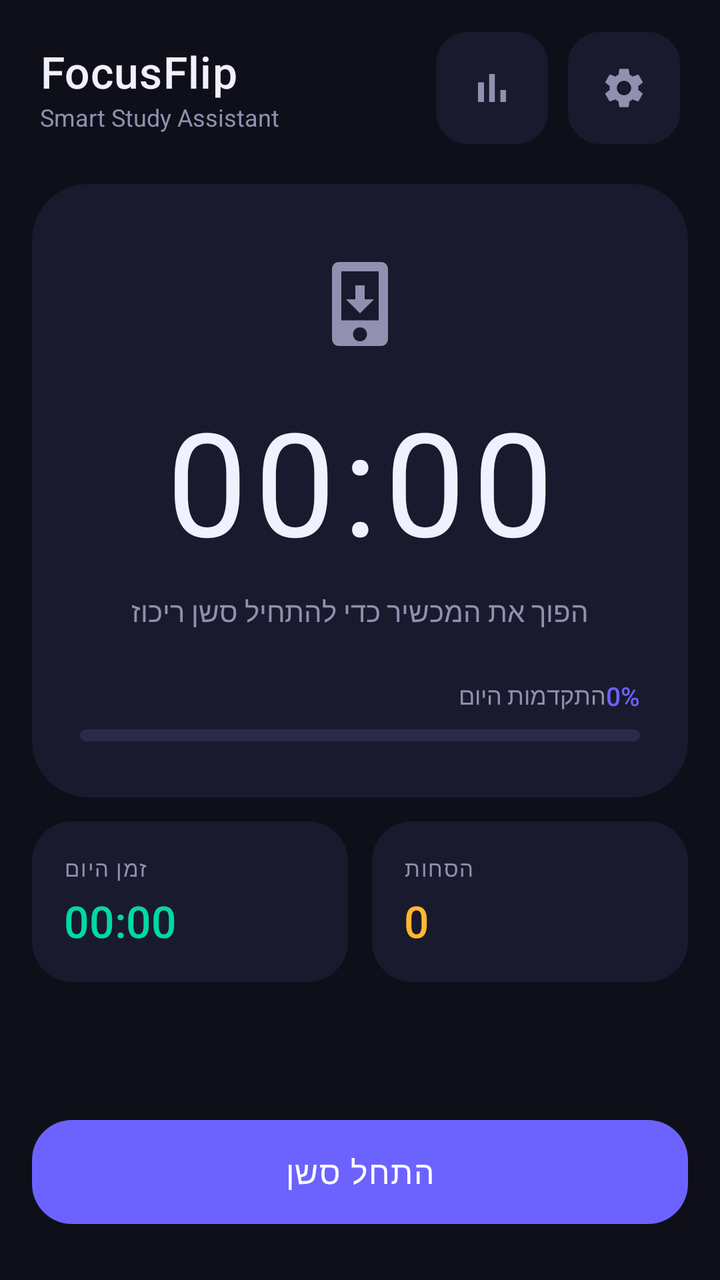
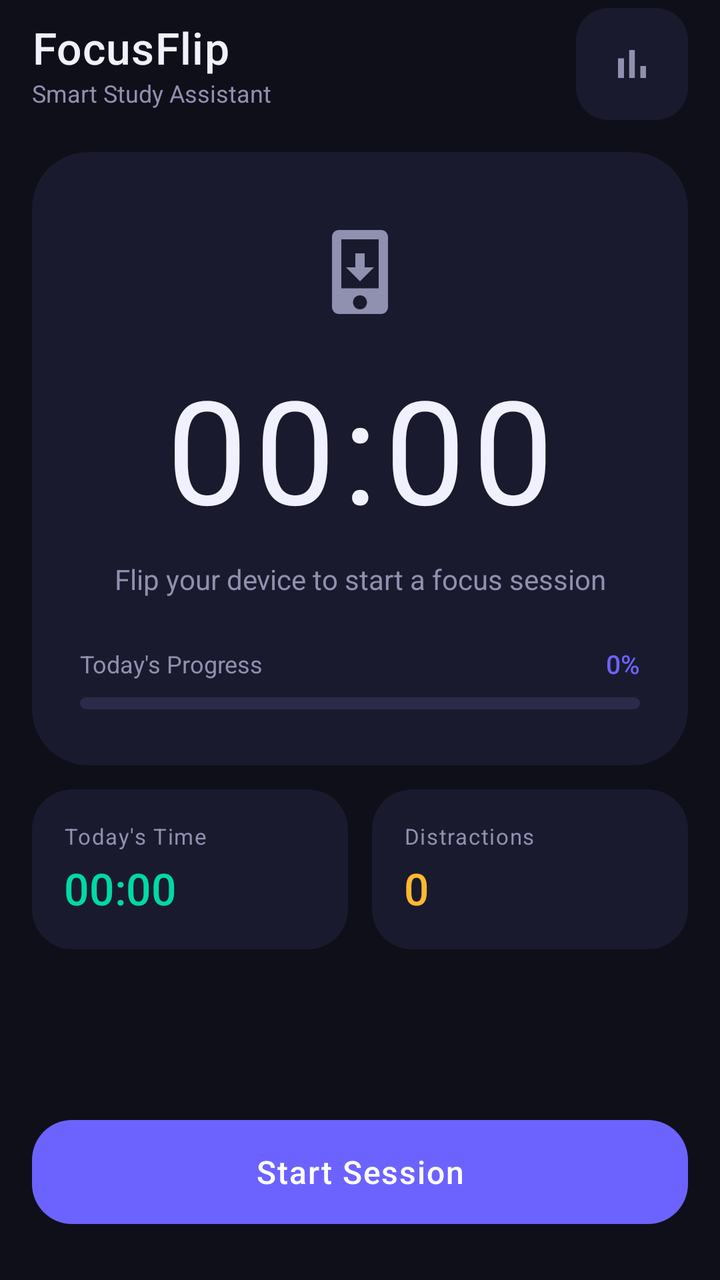

Before-and-after screenshots of an Android layout around one commit, followed by the original layout XML and the change that was made.
<!-- AndroidManifest.xml: application theme Theme.FocusFlip -->
<!-- res/layout/activity_main.xml -->
<?xml version="1.0" encoding="utf-8"?>
<androidx.constraintlayout.widget.ConstraintLayout
    xmlns:android="http://schemas.android.com/apk/res/android"
    xmlns:app="http://schemas.android.com/apk/res-auto"
    xmlns:tools="http://schemas.android.com/tools"
    android:layout_width="match_parent"
    android:layout_height="match_parent"
    android:background="@color/background"
    tools:context=".activities.MainActivity">

    
    <LinearLayout
        android:id="@+id/topBar"
        android:layout_width="match_parent"
        android:layout_height="wrap_content"
        android:orientation="horizontal"
        android:gravity="center_vertical"
        android:paddingHorizontal="20dp"
        android:paddingTop="16dp"
        android:paddingBottom="8dp"
        app:layout_constraintTop_toTopOf="parent">

        <LinearLayout
            android:layout_width="0dp"
            android:layout_height="wrap_content"
            android:layout_weight="1"
            android:orientation="vertical">

            <TextView
                android:layout_width="wrap_content"
                android:layout_height="wrap_content"
                android:text="FocusFlip"
                android:textSize="22sp"
                android:textColor="@color/text_primary"
                android:fontFamily="sans-serif-medium"
                android:letterSpacing="0.02" />

            <TextView
                android:layout_width="wrap_content"
                android:layout_height="wrap_content"
                android:text="Smart Study Assistant"
                android:textSize="12sp"
                android:textColor="@color/text_secondary" />

        </LinearLayout>

        <com.google.android.material.floatingactionbutton.FloatingActionButton
            android:id="@+id/statsButton"
            android:layout_width="wrap_content"
            android:layout_height="wrap_content"
            android:layout_marginEnd="10dp"
            android:src="@drawable/ic_stats"
            android:contentDescription="@string/statistics"
            app:fabSize="mini"
            app:backgroundTint="@color/surface"
            app:tint="@color/text_secondary"
            app:elevation="0dp" />

        <com.google.android.material.floatingactionbutton.FloatingActionButton
            android:id="@+id/settingsButton"
            android:layout_width="wrap_content"
            android:layout_height="wrap_content"
            android:src="@drawable/ic_settings"
            android:contentDescription="@string/settings"
            app:fabSize="mini"
            app:backgroundTint="@color/surface"
            app:tint="@color/text_secondary"
            app:elevation="0dp" />

    </LinearLayout>

    
    <androidx.cardview.widget.CardView
        android:id="@+id/statusCard"
        android:layout_width="match_parent"
        android:layout_height="wrap_content"
        android:layout_marginHorizontal="16dp"
        android:layout_marginTop="12dp"
        app:cardCornerRadius="28dp"
        app:cardElevation="0dp"
        app:cardBackgroundColor="@color/surface"
        app:layout_constraintTop_toBottomOf="@id/topBar">

        <LinearLayout
            android:layout_width="match_parent"
            android:layout_height="wrap_content"
            android:orientation="vertical"
            android:gravity="center"
            android:paddingTop="32dp"
            android:paddingBottom="28dp"
            android:paddingHorizontal="24dp">

            <ImageView
                android:id="@+id/statusIcon"
                android:layout_width="56dp"
                android:layout_height="56dp"
                android:src="@drawable/ic_phone_down"
                app:tint="@color/focus_inactive" />

            <TextView
                android:id="@+id/timerText"
                android:layout_width="wrap_content"
                android:layout_height="wrap_content"
                android:layout_marginTop="12dp"
                android:text="00:00"
                style="@style/TextAppearance.FocusFlip.Timer" />

            <TextView
                android:id="@+id/statusText"
                android:layout_width="wrap_content"
                android:layout_height="wrap_content"
                android:layout_marginTop="8dp"
                android:text="@string/flip_to_focus"
                android:textSize="14sp"
                android:textColor="@color/text_secondary"
                android:textAlignment="center" />

            
            <LinearLayout
                android:layout_width="match_parent"
                android:layout_height="wrap_content"
                android:orientation="vertical"
                android:layout_marginTop="24dp">

                <LinearLayout
                    android:layout_width="match_parent"
                    android:layout_height="wrap_content"
                    android:orientation="horizontal"
                    android:gravity="center_vertical"
                    android:layout_marginBottom="8dp">

                    <TextView
                        android:layout_width="0dp"
                        android:layout_height="wrap_content"
                        android:layout_weight="1"
                        android:text="@string/today_progress"
                        android:textSize="12sp"
                        android:textColor="@color/text_secondary" />

                    <TextView
                        android:id="@+id/goalProgressText"
                        android:layout_width="wrap_content"
                        android:layout_height="wrap_content"
                        android:text="0%"
                        android:textSize="13sp"
                        android:textColor="@color/primary"
                        android:fontFamily="sans-serif-medium" />

                </LinearLayout>

                <ProgressBar
                    android:id="@+id/goalProgress"
                    style="@style/Widget.AppCompat.ProgressBar.Horizontal"
                    android:layout_width="match_parent"
                    android:layout_height="6dp"
                    android:max="100"
                    android:progress="0"
                    android:progressDrawable="@drawable/progress_bar_drawable" />

            </LinearLayout>

        </LinearLayout>

    </androidx.cardview.widget.CardView>

    
    <LinearLayout
        android:id="@+id/statsContainer"
        android:layout_width="match_parent"
        android:layout_height="wrap_content"
        android:layout_marginHorizontal="16dp"
        android:layout_marginTop="12dp"
        android:orientation="horizontal"
        app:layout_constraintTop_toBottomOf="@id/statusCard">

        
        <androidx.cardview.widget.CardView
            android:layout_width="0dp"
            android:layout_height="wrap_content"
            android:layout_weight="1"
            android:layout_marginEnd="6dp"
            app:cardCornerRadius="20dp"
            app:cardElevation="0dp"
            app:cardBackgroundColor="@color/surface">

            <LinearLayout
                android:layout_width="match_parent"
                android:layout_height="wrap_content"
                android:orientation="vertical"
                android:padding="16dp">

                <TextView
                    android:layout_width="wrap_content"
                    android:layout_height="wrap_content"
                    android:text="זמן היום"
                    android:textSize="11sp"
                    android:textColor="@color/text_secondary"
                    android:letterSpacing="0.05" />

                <TextView
                    android:id="@+id/todayTimeText"
                    android:layout_width="wrap_content"
                    android:layout_height="wrap_content"
                    android:layout_marginTop="4dp"
                    android:text="00:00"
                    android:textSize="22sp"
                    android:textColor="@color/secondary"
                    android:fontFamily="sans-serif-medium" />

            </LinearLayout>

        </androidx.cardview.widget.CardView>

        
        <androidx.cardview.widget.CardView
            android:layout_width="0dp"
            android:layout_height="wrap_content"
            android:layout_weight="1"
            android:layout_marginStart="6dp"
            app:cardCornerRadius="20dp"
            app:cardElevation="0dp"
            app:cardBackgroundColor="@color/surface">

            <LinearLayout
                android:layout_width="match_parent"
                android:layout_height="wrap_content"
                android:orientation="vertical"
                android:padding="16dp">

                <TextView
                    android:layout_width="wrap_content"
                    android:layout_height="wrap_content"
                    android:text="הסחות"
                    android:textSize="11sp"
                    android:textColor="@color/text_secondary"
                    android:letterSpacing="0.05" />

                <TextView
                    android:id="@+id/distractionsText"
                    android:layout_width="wrap_content"
                    android:layout_height="wrap_content"
                    android:layout_marginTop="4dp"
                    android:text="0"
                    android:textSize="22sp"
                    android:textColor="@color/warning"
                    android:fontFamily="sans-serif-medium" />

            </LinearLayout>

        </androidx.cardview.widget.CardView>

    </LinearLayout>

    
    <com.google.android.material.button.MaterialButton
        android:id="@+id/startStopButton"
        style="@style/Widget.FocusFlip.Button.Primary"
        android:layout_width="match_parent"
        android:layout_height="60dp"
        android:layout_marginHorizontal="16dp"
        android:layout_marginBottom="24dp"
        android:text="@string/start_session"
        android:textSize="16sp"
        android:letterSpacing="0.04"
        app:cornerRadius="20dp"
        app:layout_constraintBottom_toBottomOf="parent" />

</androidx.constraintlayout.widget.ConstraintLayout>
<!-- resources referenced by this layout -->
<resources>
  <color name="background">#0F0F1A</color>
  <color name="focus_inactive">#9090B0</color>
  <color name="primary">#6C63FF</color>
  <color name="secondary">#00D9A3</color>
  <color name="surface">#1A1A2E</color>
  <color name="text_primary">#F0F0FF</color>
  <color name="text_secondary">#9090B0</color>
  <color name="warning">#FFB830</color>
  <!-- drawable ic_settings (drawable) -->
  <?xml version="1.0" encoding="utf-8"?>
  <vector xmlns:android="http://schemas.android.com/apk/res/android"
      android:width="24dp"
      android:height="24dp"
      android:viewportWidth="24"
      android:viewportHeight="24">
      <path
          android:fillColor="#000000"
          android:pathData="M19.14,12.94c0.04,-0.31 0.06,-0.63 0.06,-0.94c0,-0.31 -0.02,-0.63 -0.06,-0.94l2.03,-1.58c0.18,-0.14 0.23,-0.41 0.12,-0.61l-1.92,-3.32c-0.12,-0.22 -0.37,-0.29 -0.59,-0.22l-2.39,0.96c-0.5,-0.38 -1.03,-0.7 -1.62,-0.94L14.4,2.81c-0.04,-0.24 -0.24,-0.41 -0.48,-0.41h-3.84c-0.24,0 -0.43,0.17 -0.47,0.41L9.25,5.35C8.66,5.59 8.12,5.92 7.63,6.29L5.24,5.33c-0.22,-0.08 -0.47,0 -0.59,0.22L2.74,8.87C2.62,9.08 2.66,9.34 2.86,9.48l2.03,1.58C4.84,11.37 4.8,11.69 4.8,12s0.02,0.63 0.06,0.94l-2.03,1.58c-0.18,0.14 -0.23,0.41 -0.12,0.61l1.92,3.32c0.12,0.22 0.37,0.29 0.59,0.22l2.39,-0.96c0.5,0.38 1.03,0.7 1.62,0.94l0.36,2.54c0.05,0.24 0.24,0.41 0.48,0.41h3.84c0.24,0 0.44,-0.17 0.47,-0.41l0.36,-2.54c0.59,-0.24 1.13,-0.56 1.62,-0.94l2.39,0.96c0.22,0.08 0.47,0 0.59,-0.22l1.92,-3.32c0.12,-0.22 0.07,-0.47 -0.12,-0.61L19.14,12.94zM12,15.6c-1.98,0 -3.6,-1.62 -3.6,-3.6s1.62,-3.6 3.6,-3.6s3.6,1.62 3.6,3.6S13.98,15.6 12,15.6z"/>
  </vector>
  <!-- drawable ic_stats (drawable) -->
  <?xml version="1.0" encoding="utf-8"?>
  <vector xmlns:android="http://schemas.android.com/apk/res/android"
      android:width="24dp"
      android:height="24dp"
      android:viewportWidth="24"
      android:viewportHeight="24">
      <path
          android:fillColor="#000000"
          android:pathData="M5,9.2h3V19H5zM10.6,5h2.8v14h-2.8zM16.2,13H19v6h-2.8z"/>
  </vector>
  <string name="flip_to_focus">הפוך את המכשיר כדי להתחיל סשן ריכוז</string>
  <string name="settings">הגדרות</string>
  <string name="start_session">התחל סשן</string>
  <string name="statistics">סטטיסטיקות</string>
  <string name="today_progress">התקדמות היום</string>
  <style name="TextAppearance.FocusFlip.Timer" parent="TextAppearance.Material3.DisplayLarge">
          <item name="android:textColor">@color/text_primary</item>
          <item name="android:fontFamily">sans-serif-light</item>
          <item name="android:textSize">72sp</item>
          <item name="android:letterSpacing">0.05</item>
      </style>
  <style name="Widget.FocusFlip.Button.Primary" parent="Widget.Material3.Button">
          <item name="android:textColor">@color/text_on_primary</item>
          <item name="backgroundTint">@color/primary</item>
          <item name="cornerRadius">16dp</item>
          <item name="android:letterSpacing">0.05</item>
      </style>
  <style name="Theme.FocusFlip" parent="Theme.Material3.Dark.NoActionBar">
          <item name="colorPrimary">@color/primary</item>
          <item name="colorPrimaryDark">@color/primary_dark</item>
          <item name="colorAccent">@color/secondary</item>
          <item name="android:colorBackground">@color/background</item>
          <item name="android:statusBarColor">@color/background</item>
          <item name="android:navigationBarColor">@color/background</item>
          <item name="android:windowLightStatusBar">false</item>
          <item name="android:windowLightNavigationBar">false</item>
      </style>
  <color name="text_on_primary">#FFFFFF</color>
  <color name="primary_dark">#4B44CC</color>
  <!-- unchanged entries left out for length: 2 -->
</resources>

<!-- the commit's change to res/layout/activity_main.xml (unified diff, before → after) -->
@@ -9,65 +9,57 @@
     tools:context=".activities.MainActivity">
 
     
-    <LinearLayout
-        android:id="@+id/topBar"
-        android:layout_width="match_parent"
-        android:layout_height="wrap_content"
-        android:orientation="horizontal"
-        android:gravity="center_vertical"
-        android:paddingHorizontal="20dp"
-        android:paddingTop="16dp"
-        android:paddingBottom="8dp"
+    <androidx.appcompat.widget.Toolbar
+        android:id="@+id/toolbar"
+        android:layout_width="match_parent"
+        android:layout_height="?attr/actionBarSize"
         app:layout_constraintTop_toTopOf="parent">
 
         <LinearLayout
-            android:layout_width="0dp"
-            android:layout_height="wrap_content"
-            android:layout_weight="1"
-            android:orientation="vertical">
-
-            <TextView
+            android:id="@+id/topBar"
+            android:layout_width="match_parent"
+            android:layout_height="wrap_content"
+            android:orientation="horizontal"
+            android:gravity="center_vertical"
+            android:paddingEnd="16dp">
+
+            <LinearLayout
+                android:layout_width="0dp"
+                android:layout_height="wrap_content"
+                android:layout_weight="1"
+                android:orientation="vertical">
+
+                <TextView
+                    android:layout_width="wrap_content"
+                    android:layout_height="wrap_content"
+                    android:text="@string/app_name"
+                    android:textSize="22sp"
+                    android:textColor="@color/text_primary"
+                    android:fontFamily="sans-serif-medium"
+                    android:letterSpacing="0.02" />
+
+                <TextView
+                    android:layout_width="wrap_content"
+                    android:layout_height="wrap_content"
+                    android:text="@string/splash_subtitle"
+                    android:textSize="12sp"
+                    android:textColor="@color/text_secondary" />
+
+            </LinearLayout>
+
+            <com.google.android.material.floatingactionbutton.FloatingActionButton
+                android:id="@+id/statsButton"
                 android:layout_width="wrap_content"
                 android:layout_height="wrap_content"
-                android:text="FocusFlip"
-                android:textSize="22sp"
-                android:textColor="@color/text_primary"
-                android:fontFamily="sans-serif-medium"
-                android:letterSpacing="0.02" />
-
-            <TextView
-                android:layout_width="wrap_content"
-                android:layout_height="wrap_content"
-                android:text="Smart Study Assistant"
-                android:textSize="12sp"
-                android:textColor="@color/text_secondary" />
+                android:src="@drawable/ic_stats"
+                android:contentDescription="@string/statistics"
+                app:fabSize="mini"
+                app:backgroundTint="@color/surface"
+                app:tint="@color/text_secondary"
+                app:elevation="0dp" />
 
         </LinearLayout>
-
-        <com.google.android.material.floatingactionbutton.FloatingActionButton
-            android:id="@+id/statsButton"
-            android:layout_width="wrap_content"
-            android:layout_height="wrap_content"
-            android:layout_marginEnd="10dp"
-            android:src="@drawable/ic_stats"
-            android:contentDescription="@string/statistics"
-            app:fabSize="mini"
-            app:backgroundTint="@color/surface"
-            app:tint="@color/text_secondary"
-            app:elevation="0dp" />
-
-        <com.google.android.material.floatingactionbutton.FloatingActionButton
-            android:id="@+id/settingsButton"
-            android:layout_width="wrap_content"
-            android:layout_height="wrap_content"
-            android:src="@drawable/ic_settings"
-            android:contentDescription="@string/settings"
-            app:fabSize="mini"
-            app:backgroundTint="@color/surface"
-            app:tint="@color/text_secondary"
-            app:elevation="0dp" />
-
-    </LinearLayout>
+    </androidx.appcompat.widget.Toolbar>
 
     
     <androidx.cardview.widget.CardView
@@ -79,7 +71,7 @@
         app:cardCornerRadius="28dp"
         app:cardElevation="0dp"
         app:cardBackgroundColor="@color/surface"
-        app:layout_constraintTop_toBottomOf="@id/topBar">
+        app:layout_constraintTop_toBottomOf="@id/toolbar">
 
         <LinearLayout
             android:layout_width="match_parent"
@@ -102,7 +94,7 @@
                 android:layout_width="wrap_content"
                 android:layout_height="wrap_content"
                 android:layout_marginTop="12dp"
-                android:text="00:00"
+                android:text="@string/default_timer"
                 style="@style/TextAppearance.FocusFlip.Timer" />
 
             <TextView
@@ -192,7 +184,7 @@
                 <TextView
                     android:layout_width="wrap_content"
                     android:layout_height="wrap_content"
-                    android:text="זמן היום"
+                    android:text="@string/today_time"
                     android:textSize="11sp"
                     android:textColor="@color/text_secondary"
                     android:letterSpacing="0.05" />
@@ -202,7 +194,7 @@
                     android:layout_width="wrap_content"
                     android:layout_height="wrap_content"
                     android:layout_marginTop="4dp"
-                    android:text="00:00"
+                    android:text="@string/default_timer"
                     android:textSize="22sp"
                     android:textColor="@color/secondary"
                     android:fontFamily="sans-serif-medium" />
@@ -230,7 +222,7 @@
                 <TextView
                     android:layout_width="wrap_content"
                     android:layout_height="wrap_content"
-                    android:text="הסחות"
+                    android:text="@string/distractions"
                     android:textSize="11sp"
                     android:textColor="@color/text_secondary"
                     android:letterSpacing="0.05" />
@@ -240,7 +232,7 @@
                     android:layout_width="wrap_content"
                     android:layout_height="wrap_content"
                     android:layout_marginTop="4dp"
-                    android:text="0"
+                    android:text="@string/default_zero"
                     android:textSize="22sp"
                     android:textColor="@color/warning"
                     android:fontFamily="sans-serif-medium" />
<!-- resource entries referenced after the edit -->
@@ -8,17 +8,6 @@
   <color name="text_primary">#F0F0FF</color>
   <color name="text_secondary">#9090B0</color>
   <color name="warning">#FFB830</color>
-  <!-- drawable ic_settings (drawable) -->
-  <?xml version="1.0" encoding="utf-8"?>
-  <vector xmlns:android="http://schemas.android.com/apk/res/android"
-      android:width="24dp"
-      android:height="24dp"
-      android:viewportWidth="24"
-      android:viewportHeight="24">
-      <path
-          android:fillColor="#000000"
-          android:pathData="M19.14,12.94c0.04,-0.31 0.06,-0.63 0.06,-0.94c0,-0.31 -0.02,-0.63 -0.06,-0.94l2.03,-1.58c0.18,-0.14 0.23,-0.41 0.12,-0.61l-1.92,-3.32c-0.12,-0.22 -0.37,-0.29 -0.59,-0.22l-2.39,0.96c-0.5,-0.38 -1.03,-0.7 -1.62,-0.94L14.4,2.81c-0.04,-0.24 -0.24,-0.41 -0.48,-0.41h-3.84c-0.24,0 -0.43,0.17 -0.47,0.41L9.25,5.35C8.66,5.59 8.12,5.92 7.63,6.29L5.24,5.33c-0.22,-0.08 -0.47,0 -0.59,0.22L2.74,8.87C2.62,9.08 2.66,9.34 2.86,9.48l2.03,1.58C4.84,11.37 4.8,11.69 4.8,12s0.02,0.63 0.06,0.94l-2.03,1.58c-0.18,0.14 -0.23,0.41 -0.12,0.61l1.92,3.32c0.12,0.22 0.37,0.29 0.59,0.22l2.39,-0.96c0.5,0.38 1.03,0.7 1.62,0.94l0.36,2.54c0.05,0.24 0.24,0.41 0.48,0.41h3.84c0.24,0 0.44,-0.17 0.47,-0.41l0.36,-2.54c0.59,-0.24 1.13,-0.56 1.62,-0.94l2.39,0.96c0.22,0.08 0.47,0 0.59,-0.22l1.92,-3.32c0.12,-0.22 0.07,-0.47 -0.12,-0.61L19.14,12.94zM12,15.6c-1.98,0 -3.6,-1.62 -3.6,-3.6s1.62,-3.6 3.6,-3.6s3.6,1.62 3.6,3.6S13.98,15.6 12,15.6z"/>
-  </vector>
   <!-- drawable ic_stats (drawable) -->
   <?xml version="1.0" encoding="utf-8"?>
   <vector xmlns:android="http://schemas.android.com/apk/res/android"
@@ -30,11 +19,16 @@
           android:fillColor="#000000"
           android:pathData="M5,9.2h3V19H5zM10.6,5h2.8v14h-2.8zM16.2,13H19v6h-2.8z"/>
   </vector>
-  <string name="flip_to_focus">הפוך את המכשיר כדי להתחיל סשן ריכוז</string>
-  <string name="settings">הגדרות</string>
-  <string name="start_session">התחל סשן</string>
-  <string name="statistics">סטטיסטיקות</string>
-  <string name="today_progress">התקדמות היום</string>
+  <string name="app_name">FocusFlip</string>
+  <string name="default_timer">00:00</string>
+  <string name="default_zero">0</string>
+  <string name="distractions">Distractions</string>
+  <string name="flip_to_focus">Flip your device to start a focus session</string>
+  <string name="splash_subtitle">Smart Study Assistant</string>
+  <string name="start_session">Start Session</string>
+  <string name="statistics">Statistics</string>
+  <string name="today_progress">Today\'s Progress</string>
+  <string name="today_time">Today\'s Time</string>
   <style name="TextAppearance.FocusFlip.Timer" parent="TextAppearance.Material3.DisplayLarge">
           <item name="android:textColor">@color/text_primary</item>
           <item name="android:fontFamily">sans-serif-light</item>
@@ -48,6 +42,8 @@
           <item name="android:letterSpacing">0.05</item>
       </style>
   <style name="Theme.FocusFlip" parent="Theme.Material3.Dark.NoActionBar">
+          <item name="windowActionBar">false</item>
+          <item name="windowNoTitle">true</item>
           <item name="colorPrimary">@color/primary</item>
           <item name="colorPrimaryDark">@color/primary_dark</item>
           <item name="colorAccent">@color/secondary</item>
@@ -55,7 +51,7 @@
           <item name="android:statusBarColor">@color/background</item>
           <item name="android:navigationBarColor">@color/background</item>
           <item name="android:windowLightStatusBar">false</item>
-          <item name="android:windowLightNavigationBar">false</item>
+          <item name="android:windowLightNavigationBar" tools:targetApi="27">false</item>
       </style>
   <color name="text_on_primary">#FFFFFF</color>
   <color name="primary_dark">#4B44CC</color>
